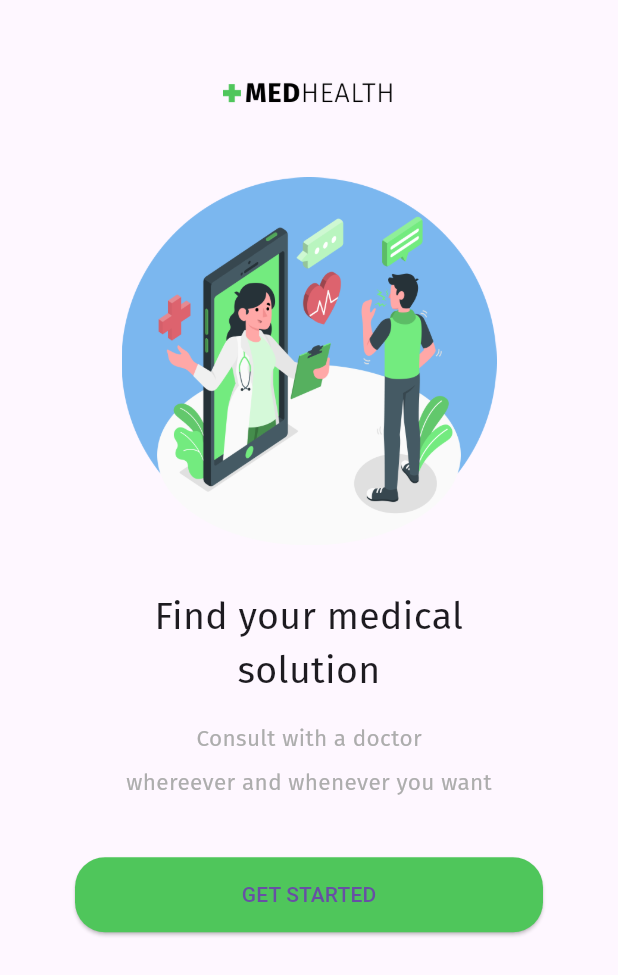
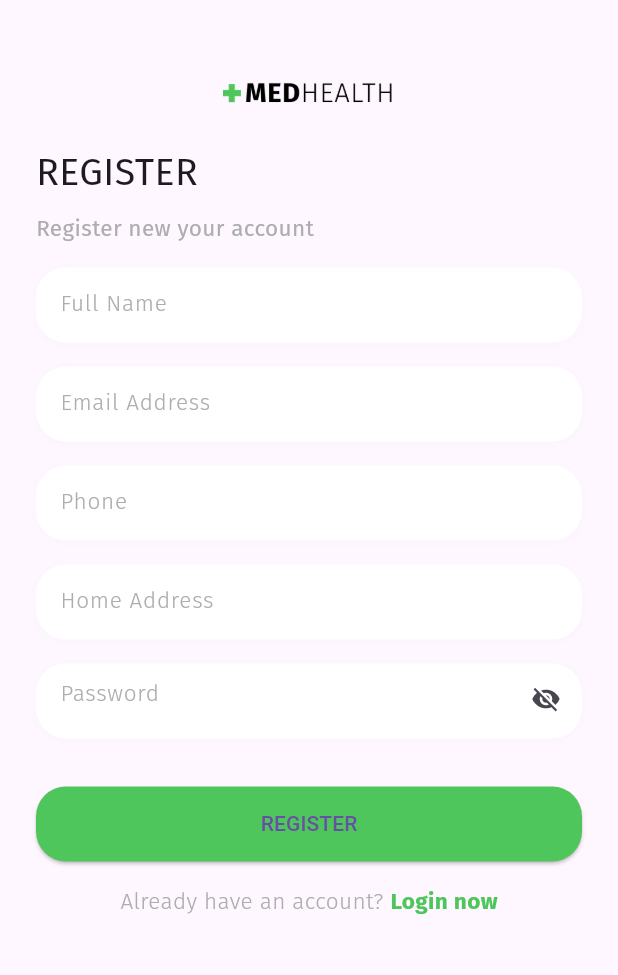
Before and after one commit to Ibrahim-K98han/E_Medicine_Application, a Flutter app: the screen it shows after launch, after a tap on "GET STARTED", on a phone screen of 412 x 824 dp. Shown: the top 975 px of the screen. Run offline on Flutter 3.47's test engine with Material 3 defaults, Android fonts, the phone set to English and light mode, and no system bars; our stand-ins replace google_fonts.

Commit message:
Register Screen Ui done

```diff
--- /dev/null
+++ b/lib/pages/registration_screen.dart
@@ -0,0 +1,251 @@
+import 'package:e_medicine/theme.dart';
+import 'package:e_medicine/widget/general_logo_space.dart';
+import 'package:flutter/material.dart';
+
+import '../widget/button_primary.dart';
+
+class RegistrationScreen extends StatefulWidget {
+  RegistrationScreen({super.key});
+
+  @override
+  State<RegistrationScreen> createState() => _RegistrationScreenState();
+}
+
+class _RegistrationScreenState extends State<RegistrationScreen> {
+  bool _secureText = true;
+  showHide() {
+    setState(() {
+      _secureText = !_secureText;
+    });
+  }
+
+  @override
+  Widget build(BuildContext context) {
+    return Scaffold(
+      body: ListView(
+        children: [
+          const GeneralLogoSpace(),
+          Container(
+            padding: const EdgeInsets.all(24),
+            child: Column(
+              crossAxisAlignment: CrossAxisAlignment.start,
+              children: [
+                Text(
+                  'register'.toUpperCase(),
+                  style: regularTextStyle.copyWith(
+                    fontSize: 25,
+                  ),
+                ),
+                const SizedBox(
+                  height: 8,
+                ),
+                Text(
+                  'Register new your account',
+                  style: regularTextStyle.copyWith(
+                    fontSize: 15,
+                    color: greyLightColor,
+                  ),
+                ),
+                const SizedBox(
+                  height: 16,
+                ),
+                Container(
+                  padding: const EdgeInsets.only(left: 16),
+                  height: 50,
+                  decoration: BoxDecoration(
+                    borderRadius: BorderRadius.circular(20),
+                    boxShadow: const [
+                      BoxShadow(
+                        color: Color(0x04000000),
+                        offset: Offset(0, 1),
+                        blurRadius: 4,
+                        spreadRadius: 0,
+                      ),
+                    ],
+                    color: whiteColor,
+                  ),
+                  width: MediaQuery.of(context).size.width,
+                  child: TextField(
+                    decoration: InputDecoration(
+                      border: InputBorder.none,
+                      hintText: 'Full Name',
+                      hintStyle: lightTextStyle.copyWith(
+                        fontSize: 15,
+                        color: greyLightColor,
+                      ),
+                    ),
+                  ),
+                ),
+                const SizedBox(
+                  height: 16,
+                ),
+                Container(
+                  padding: const EdgeInsets.only(left: 16),
+                  height: 50,
+                  decoration: BoxDecoration(
+                    borderRadius: BorderRadius.circular(20),
+                    boxShadow: const [
+                      BoxShadow(
+                        color: Color(0x04000000),
+                        offset: Offset(0, 1),
+                        blurRadius: 4,
+                        spreadRadius: 0,
+                      ),
+                    ],
+                    color: whiteColor,
+                  ),
+                  width: MediaQuery.of(context).size.width,
+                  child: TextField(
+                    decoration: InputDecoration(
+                      border: InputBorder.none,
+                      hintText: 'Email Address',
+                      hintStyle: lightTextStyle.copyWith(
+                        fontSize: 15,
+                        color: greyLightColor,
+                      ),
+                    ),
+                  ),
+                ),
+                const SizedBox(
+                  height: 16,
+                ),
+                Container(
+                  padding: const EdgeInsets.only(left: 16),
+                  height: 50,
+                  decoration: BoxDecoration(
+                    borderRadius: BorderRadius.circular(20),
+                    boxShadow: const [
+                      BoxShadow(
+                        color: Color(0x04000000),
+                        offset: Offset(0, 1),
+                        blurRadius: 4,
+                        spreadRadius: 0,
+                      ),
+                    ],
+                    color: whiteColor,
+                  ),
+                  width: MediaQuery.of(context).size.width,
+                  child: TextField(
+                    decoration: InputDecoration(
+                      border: InputBorder.none,
+                      hintText: 'Phone',
+                      hintStyle: lightTextStyle.copyWith(
+                        fontSize: 15,
+                        color: greyLightColor,
+                      ),
+                    ),
+                  ),
+                ),
+                const SizedBox(
+                  height: 16,
+                ),
+                Container(
+                  padding: const EdgeInsets.only(left: 16),
+                  height: 50,
+                  decoration: BoxDecoration(
+                    borderRadius: BorderRadius.circular(20),
+                    boxShadow: const [
+                      BoxShadow(
+                        color: Color(0x04000000),
+                        offset: Offset(0, 1),
+                        blurRadius: 4,
+                        spreadRadius: 0,
+                      ),
+                    ],
+                    color: whiteColor,
+                  ),
+                  width: MediaQuery.of(context).size.width,
+                  child: TextField(
+                    decoration: InputDecoration(
+                      border: InputBorder.none,
+                      hintText: 'Home Address',
+                      hintStyle: lightTextStyle.copyWith(
+                        fontSize: 15,
+                        color: greyLightColor,
+                      ),
+                    ),
+                  ),
+                ),
+                const SizedBox(
+                  height: 16,
+                ),
+                Container(
+                  padding: const EdgeInsets.only(left: 16),
+                  height: 50,
+                  decoration: BoxDecoration(
+                    borderRadius: BorderRadius.circular(20),
+                    boxShadow: const [
+                      BoxShadow(
+                        color: Color(0x04000000),
+                        offset: Offset(0, 1),
+                        blurRadius: 4,
+                        spreadRadius: 0,
+                      ),
+                    ],
+                    color: whiteColor,
+                  ),
+                  width: MediaQuery.of(context).size.width,
+                  child: TextField(
+                    obscureText: _secureText,
+                    decoration: InputDecoration(
+                      suffixIcon: IconButton(
+                        onPressed: showHide,
+                        icon: _secureText
+                            ? const Icon(
+                                Icons.visibility_off,
+                                size: 20,
+                              )
+                            : const Icon(
+                                Icons.visibility,
+                                size: 20,
+                              ),
+                      ),
+                      border: InputBorder.none,
+                      hintText: 'Password',
+                      hintStyle: lightTextStyle.copyWith(
+                        fontSize: 15,
+                        color: greyLightColor,
+                      ),
+                    ),
+                  ),
+                ),
+                const SizedBox(
+                  height: 32,
+                ),
+                SizedBox(
+                  width: MediaQuery.of(context).size.width,
+                  child: ButtonPrimary(
+                    onTap: () {},
+                    text: 'register',
+                  ),
+                ),
+                const SizedBox(
+                  height: 16,
+                ),
+                Row(
+                  mainAxisAlignment: MainAxisAlignment.center,
+                  children: [
+                    Text(
+                      'Already have an account? ',
+                      style: lightTextStyle.copyWith(
+                        color: greyLightColor,
+                        fontSize: 15,
+                      ),
+                    ),
+                    Text(
+                      'Login now',
+                      style: boldTextStyle.copyWith(
+                        color: greenColor,
+                        fontSize: 15,
+                      ),
+                    )
+                  ],
+                )
+              ],
+            ),
+          )
+        ],
+      ),
+    );
+  }
+}
--- a/lib/pages/splash_screen.dart
+++ b/lib/pages/splash_screen.dart
@@ -1,3 +1,4 @@
+import 'package:e_medicine/pages/registration_screen.dart';
 import 'package:e_medicine/widget/button_primary.dart';
 import 'package:e_medicine/widget/general_logo_space.dart';
 import 'package:e_medicine/widget/widget_ilustration.dart';
@@ -22,7 +23,14 @@ class SplashScreen extends StatelessWidget {
               subtitle2: 'whereever and whenever you want',
               child: ButtonPrimary(
                 text: 'get started',
-                onTap: () {},
+                onTap: () {
+                  Navigator.pushReplacement(
+                    context,
+                    MaterialPageRoute(
+                      builder: (context) => RegistrationScreen(),
+                    ),
+                  );
+                },
               ),
             ),
           ],
```
